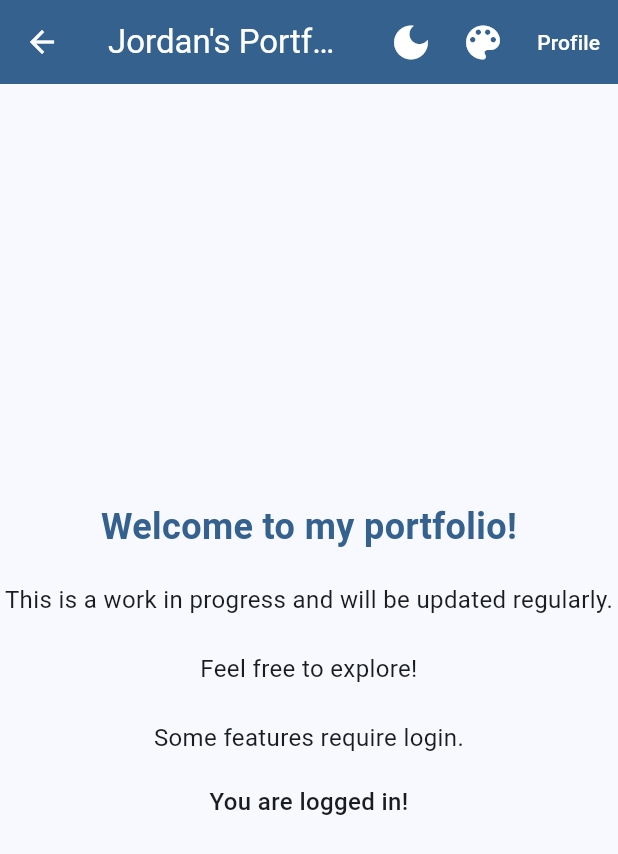
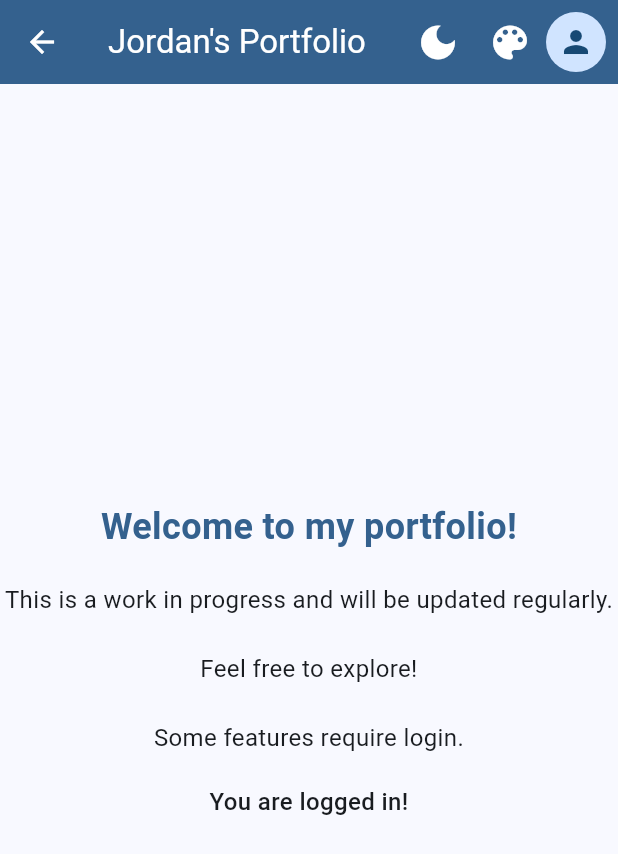
Before and after one commit to Jordan24/portfolio, a Flutter app: the PortfolioScreen screen opened directly, on a phone screen of 412 x 824 dp. Shown: the top 854 px of the screen. Run offline on Flutter 3.47's test engine with Material 3 defaults, Android fonts, the phone set to English and light mode, and no system bars; our stand-ins replace animated_text_kit, cloud_firestore, envied, firebase_auth, firebase_core, firebase_storage and 3 more; missing offline and left inert: flutter_material_color_picker; accounts and stored records are empty; generated files the repository leaves out were written again.

Commit message:
Add profile avatar to portfolio screen

```diff
--- a/lib/common/screens/portfolio_screen.dart
+++ b/lib/common/screens/portfolio_screen.dart
@@ -5,7 +5,7 @@ import 'package:portfolio/user/providers/auth_provider.dart';
 import 'package:portfolio/common/providers/theme_mode_provider.dart';
 import 'package:portfolio/common/providers/theme_color_provider.dart';
 import 'package:portfolio/user/screens/auth_screen.dart';
-import 'package:portfolio/user/screens/profile_screen.dart';
+import 'package:portfolio/user/widgets/user_profile_avatar.dart';
 
 class PortfolioScreen extends ConsumerStatefulWidget {
   const PortfolioScreen({super.key});
@@ -64,6 +64,7 @@ class _PortfolioScreenState extends ConsumerState<PortfolioScreen> {
     return Scaffold(
       appBar: AppBar(
         backgroundColor: Theme.of(context).colorScheme.primary,
+        actionsPadding: const EdgeInsets.symmetric(horizontal: 8),
         title: Text(
           "Jordan's Portfolio",
           style: TextStyle(color: Theme.of(context).colorScheme.onPrimary),
@@ -92,25 +93,17 @@ class _PortfolioScreenState extends ConsumerState<PortfolioScreen> {
           Consumer(
             builder: (context, ref, child) {
               final isLoggedIn = ref.watch(authProvider) != null;
+              if (isLoggedIn) {
+                return const UserProfileAvatar();
+              }
               return TextButton(
-                onPressed:
-                    isLoggedIn
-                        ? () {
-                          Navigator.of(context).push(
-                            MaterialPageRoute(
-                              builder: (context) => const ProfileScreen(),
-                            ),
-                          );
-                        }
-                        : () {
-                          Navigator.of(context).push(
-                            MaterialPageRoute(
-                              builder: (context) => const AuthScreen(),
-                            ),
-                          );
-                        },
+                onPressed: () {
+                  Navigator.of(context).push(
+                    MaterialPageRoute(builder: (context) => const AuthScreen()),
+                  );
+                },
                 child: Text(
-                  isLoggedIn ? 'Profile' : 'Login',
+                  'Login',
                   style: TextStyle(color: theme.colorScheme.onPrimary),
                 ),
               );
--- /dev/null
+++ b/lib/user/widgets/user_profile_avatar.dart
@@ -0,0 +1,30 @@
+import 'package:flutter/material.dart';
+import 'package:flutter_riverpod/flutter_riverpod.dart';
+import 'package:portfolio/user/providers/auth_provider.dart';
+import 'package:portfolio/user/screens/profile_screen.dart';
+
+class UserProfileAvatar extends ConsumerWidget {
+  const UserProfileAvatar({super.key});
+
+  @override
+  Widget build(BuildContext context, WidgetRef ref) {
+    final user = ref.watch(authProvider);
+
+    return GestureDetector(
+      onTap: () {
+        Navigator.of(context).push(
+          MaterialPageRoute(builder: (context) => const ProfileScreen()),
+        );
+      },
+      child: CircleAvatar(
+        radius: 20,
+        backgroundImage: user?.imageUrl != null && user!.imageUrl!.isNotEmpty
+            ? NetworkImage(user.imageUrl!)
+            : null,
+        child: user?.imageUrl == null || user!.imageUrl!.isEmpty
+            ? const Icon(Icons.person)
+            : null,
+      ),
+    );
+  }
+}
```
